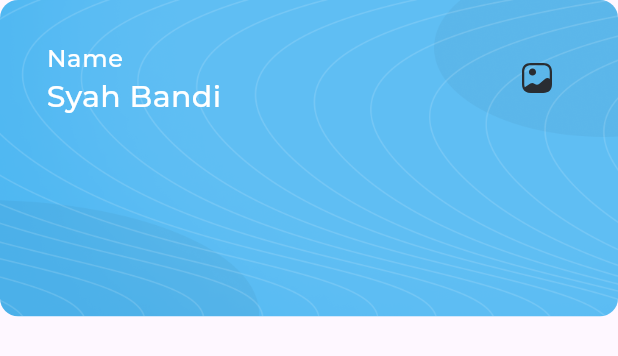
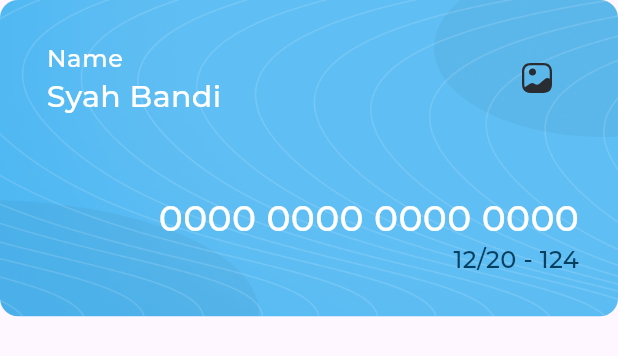
Before and after one commit to ahmadmoussa78/responsive_dashboard_project, a Flutter app: the MyCard widget shown alone on an empty page, opened directly, on a phone screen of 412 x 824 dp. Shown: the top 356 px of the screen. Run offline on Flutter 3.47's test engine with Material 3 defaults, Android fonts, the phone set to English and light mode, and no system bars; our stand-ins replace flutter_svg; project files that could hold a hidden picture were left out.

Commit message:
Finished MyCard

```diff
--- a/lib/widgets/dashborad_desktop_layout.dart
+++ b/lib/widgets/dashborad_desktop_layout.dart
@@ -13,6 +13,7 @@ class DashboradDesktopLayout extends StatelessWidget {
         Expanded(child: CustomDrawer()),
         SizedBox(width: 32),
         Expanded(flex: 2, child: AllExpensessandQuickInvoiceSection()),
+        SizedBox(width: 32),
         Expanded(child: MyCard()),
       ],
     );
--- a/lib/widgets/my_card.dart
+++ b/lib/widgets/my_card.dart
@@ -1,5 +1,6 @@
 import 'package:flutter/material.dart';
 import 'package:responsive_dashboard/utils/app_images.dart';
+import 'package:responsive_dashboard/utils/app_styles.dart';
 import 'package:responsive_dashboard/widgets/my_card_list_tile.dart';
 
 class MyCard extends StatelessWidget {
@@ -19,7 +20,30 @@ class MyCard extends StatelessWidget {
             borderRadius: BorderRadiusGeometry.circular(12),
           ),
         ),
-        child: const Column(children: [MyCardListTile()]),
+
+        child: Column(
+          crossAxisAlignment: CrossAxisAlignment.end,
+          children: [
+            const MyCardListTile(),
+            const Expanded(child: SizedBox()),
+            Padding(
+              padding: const EdgeInsets.only(right: 26),
+              child: Column(
+                crossAxisAlignment: CrossAxisAlignment.end,
+                children: [
+                  Text(
+                    "0000 0000 0000 0000",
+                    style: AppStyles.styleSemiBold24.copyWith(
+                      color: Colors.white,
+                    ),
+                  ),
+                  const Text("12/20 - 124", style: AppStyles.styleRegular16),
+                ],
+              ),
+            ),
+            const SizedBox(height: 26),
+          ],
+        ),
       ),
     );
   }
```
